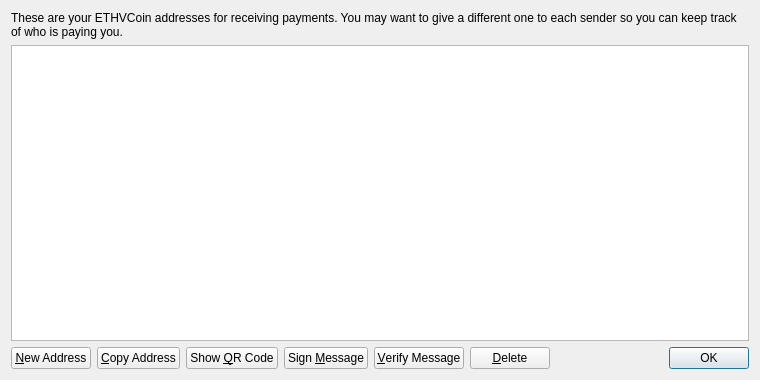
Old version of the form src/qt/forms/addressbookpage.ui in the repository ethvcoins/ethv.
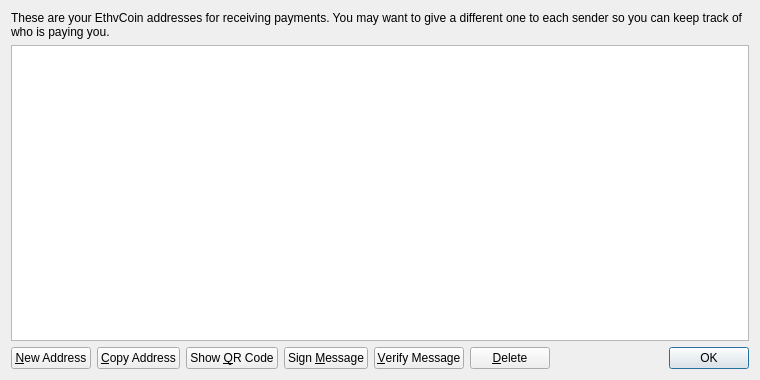
New version of the form. Icons and pictures are not drawn.

```diff
--- a/src/qt/forms/addressbookpage.ui
+++ b/src/qt/forms/addressbookpage.ui
@@ -17,7 +17,7 @@
    <item>
     <widget class="QLabel" name="labelExplanation">
      <property name="text">
-      <string>These are your ETHVCoin addresses for receiving payments. You may want to give a different one to each sender so you can keep track of who is paying you.</string>
+      <string>These are your EthvCoin addresses for receiving payments. You may want to give a different one to each sender so you can keep track of who is paying you.</string>
      </property>
      <property name="textFormat">
       <enum>Qt::PlainText</enum>
```
Left out of the diff: 4 changed lines with no effect on the pictures.
